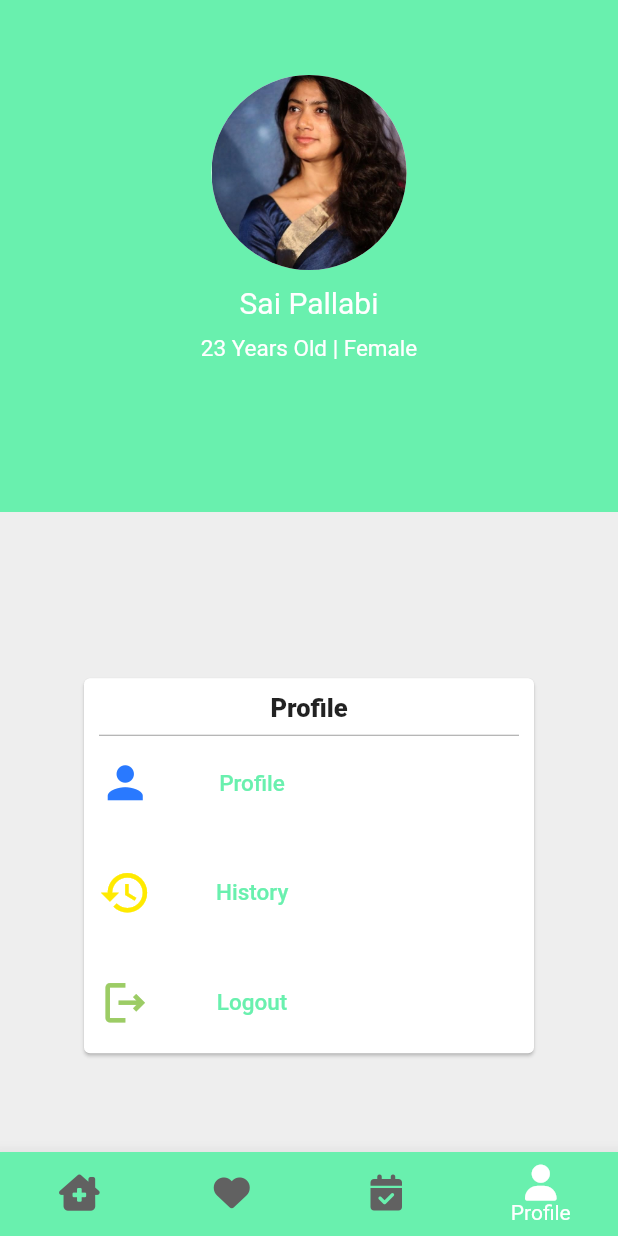
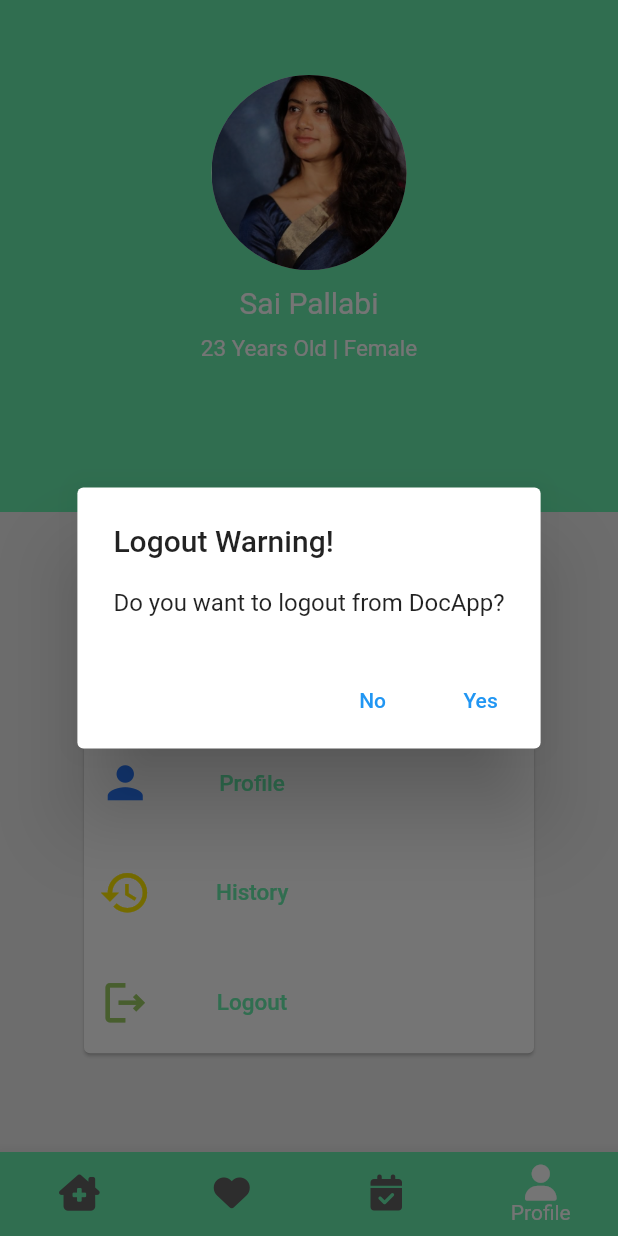
Before and after one commit to CPAD-Gazipur/doc_app, a Flutter app: the HomeLayout screen opened by its route, item 4 of the bottom bar chosen, after a tap on "Logout", on a phone screen of 412 x 824 dp. Run offline on Flutter 3.47's test engine with Material 2 defaults, Android fonts, the phone set to English and light mode, and no system bars; our stand-ins replace dio, font_awesome_flutter, lottie, rating_dialog, shared_preferences, table_calendar; accounts and stored records are empty; network calls fail.

Commit message:
DocApp: Logout warning added.

```diff
--- a/lib/screens/profile/profile_screen.dart
+++ b/lib/screens/profile/profile_screen.dart
@@ -122,7 +122,26 @@ class _ProfileScreenState extends State<ProfileScreen> {
                             ),
                             const SizedBox(width: 35),
                             TextButton(
-                              onPressed: () {},
+                              onPressed: () {
+                                showDialog(
+                                  context: context,
+                                  builder: (context) => AlertDialog(
+                                    title: const Text('Logout Warning!'),
+                                    content: const Text(
+                                        'Do you want to logout from DocApp?'),
+                                    actions: [
+                                      TextButton(
+                                        onPressed: () {},
+                                        child: Text('No'),
+                                      ),
+                                      TextButton(
+                                        onPressed: () {},
+                                        child: Text('Yes'),
+                                      ),
+                                    ],
+                                  ),
+                                );
+                              },
                               child: const Text(
                                 'Logout',
                                 style: TextStyle(
```
